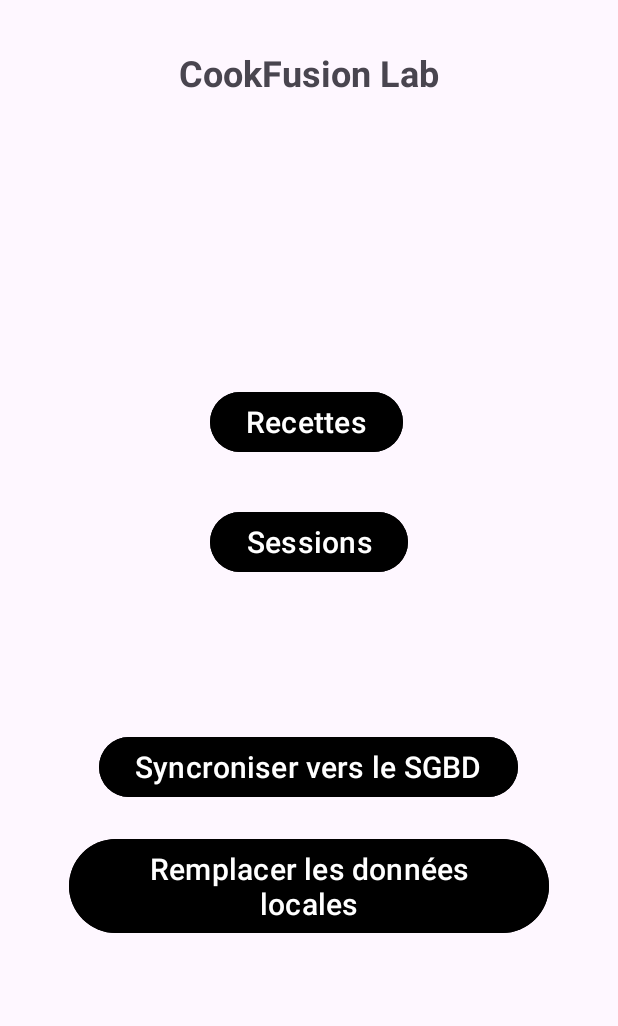
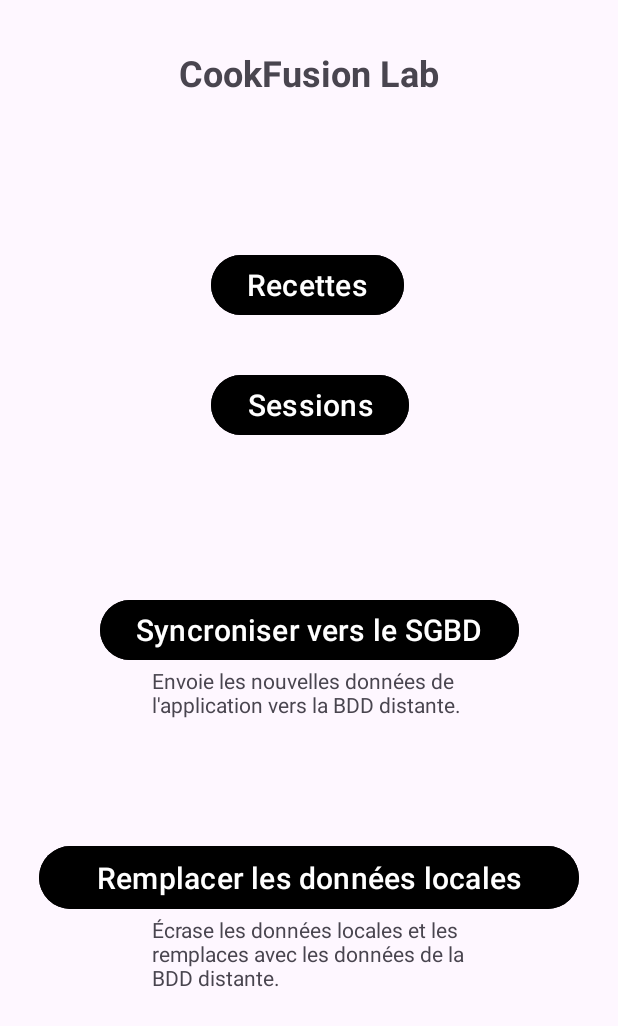
Before and after one commit to ErwanDemay/ProjetAgile_android, an Android app: the PropositionActivity screen opened directly, with no data from a screen before it, on a phone screen of 412 x 824 dp. Shown: the top 1026 px of the screen. Run offline under Robolectric (Android 15) with nearby library versions, the phone set to English and light mode, and no system bars.

```diff
--- a/app/src/main/res/layout/activity_proposition.xml
+++ b/app/src/main/res/layout/activity_proposition.xml
@@ -10,9 +10,11 @@
         android:layout_width="wrap_content"
         android:layout_height="wrap_content"
         android:layout_marginTop="32dp"
+        android:layout_marginBottom="101dp"
         android:text="CookFusion Lab"
         android:textSize="24sp"
         android:textStyle="bold"
+        app:layout_constraintBottom_toTopOf="@+id/buttonRecettes"
         app:layout_constraintEnd_toEndOf="parent"
         app:layout_constraintStart_toStartOf="parent"
         app:layout_constraintTop_toTopOf="parent" />
@@ -21,13 +23,15 @@
         android:id="@+id/buttonRecettes"
         android:layout_width="wrap_content"
         android:layout_height="wrap_content"
+        android:layout_marginStart="21dp"
         android:layout_marginBottom="32dp"
         android:backgroundTint="@color/black"
         android:text="Recettes"
         android:textColor="@android:color/white"
         android:textSize="20sp"
         app:layout_constraintBottom_toTopOf="@+id/buttonSessions"
-        app:layout_constraintStart_toStartOf="@+id/buttonSessions" />
+        app:layout_constraintStart_toStartOf="@+id/header"
+        app:layout_constraintTop_toBottomOf="@+id/header" />
 
     <Button
         android:id="@+id/buttonSessions"
@@ -39,33 +43,55 @@
         android:textColor="@android:color/white"
         android:textSize="20sp"
         app:layout_constraintBottom_toTopOf="@+id/buttonSyncToSGBD"
-        app:layout_constraintEnd_toEndOf="parent"
-        app:layout_constraintStart_toStartOf="parent" />
+        app:layout_constraintStart_toStartOf="@+id/buttonRecettes"
+        app:layout_constraintTop_toBottomOf="@+id/buttonRecettes" />
 
     <Button
         android:id="@+id/buttonSyncToSGBD"
         android:layout_width="wrap_content"
         android:layout_height="wrap_content"
-        android:layout_marginStart="20dp"
-        android:layout_marginBottom="20dp"
         android:backgroundTint="@color/black"
         android:text="Syncroniser vers le SGBD"
         android:textColor="@android:color/white"
         android:textSize="20sp"
-        app:layout_constraintBottom_toTopOf="@+id/buttonSyncToLocal"
-        app:layout_constraintStart_toStartOf="@+id/buttonSyncToLocal" />
+        app:layout_constraintBottom_toTopOf="@+id/textView"
+        app:layout_constraintEnd_toEndOf="parent"
+        app:layout_constraintStart_toStartOf="parent"
+        app:layout_constraintTop_toBottomOf="@+id/buttonSessions" />
 
     <Button
         android:id="@+id/buttonSyncToLocal"
-        android:layout_width="wrap_content"
-        android:layout_height="wrap_content"
-        android:layout_marginBottom="198dp"
+        android:layout_width="360dp"
+        android:layout_height="50dp"
         android:backgroundTint="@color/black"
         android:text="Remplacer les données locales"
         android:textColor="@android:color/white"
         android:textSize="20sp"
+        app:layout_constraintBottom_toTopOf="@+id/textView2"
+        app:layout_constraintEnd_toEndOf="parent"
+        app:layout_constraintStart_toStartOf="parent"
+        app:layout_constraintTop_toBottomOf="@+id/textView" />
+
+    <TextView
+        android:id="@+id/textView"
+        android:layout_width="209dp"
+        android:layout_height="0dp"
+        android:layout_marginBottom="21dp"
+        android:text="Envoie les nouvelles données de l'application vers la BDD distante."
+        app:layout_constraintBottom_toTopOf="@+id/buttonSyncToLocal"
+        app:layout_constraintEnd_toEndOf="parent"
+        app:layout_constraintStart_toStartOf="parent"
+        app:layout_constraintTop_toBottomOf="@+id/buttonSyncToSGBD" />
+
+    <TextView
+        android:id="@+id/textView2"
+        android:layout_width="209dp"
+        android:layout_height="0dp"
+        android:layout_marginBottom="119dp"
+        android:text="Écrase les données locales et les remplaces avec les données de la BDD distante."
         app:layout_constraintBottom_toBottomOf="parent"
         app:layout_constraintEnd_toEndOf="parent"
-        app:layout_constraintStart_toStartOf="parent" />
+        app:layout_constraintStart_toStartOf="parent"
+        app:layout_constraintTop_toBottomOf="@+id/buttonSyncToLocal" />
 
 </androidx.constraintlayout.widget.ConstraintLayout>
```
Also changed, not shown: app/src/main/java/com/example/projetagile/modele/BD_SQLiteOpenHelper.java (+9 -11 lines), app/src/main/java/com/example/projetagile/modele/SessionDAO.java (+32 -0 lines).
